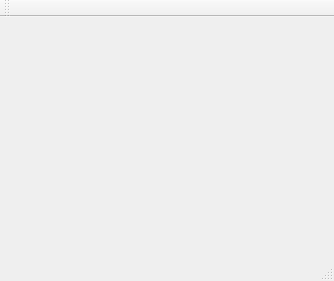
This is mainwindow.ui in QuintenOne/FontFileChooser as Qt 5 draws it before an edit. The edited form follows.
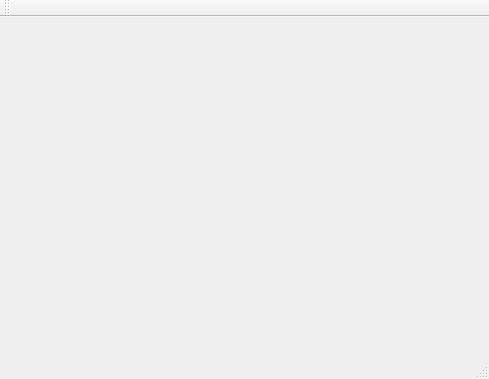
This is the edited form.

Diff of the .ui file:
```diff
--- a/mainwindow.ui
+++ b/mainwindow.ui
@@ -6,8 +6,8 @@
    <rect>
     <x>0</x>
     <y>0</y>
-    <width>334</width>
-    <height>281</height>
+    <width>489</width>
+    <height>379</height>
    </rect>
   </property>
   <property name="windowTitle">
```
Left out of the diff: 4 changed lines with no effect on the pictures.
